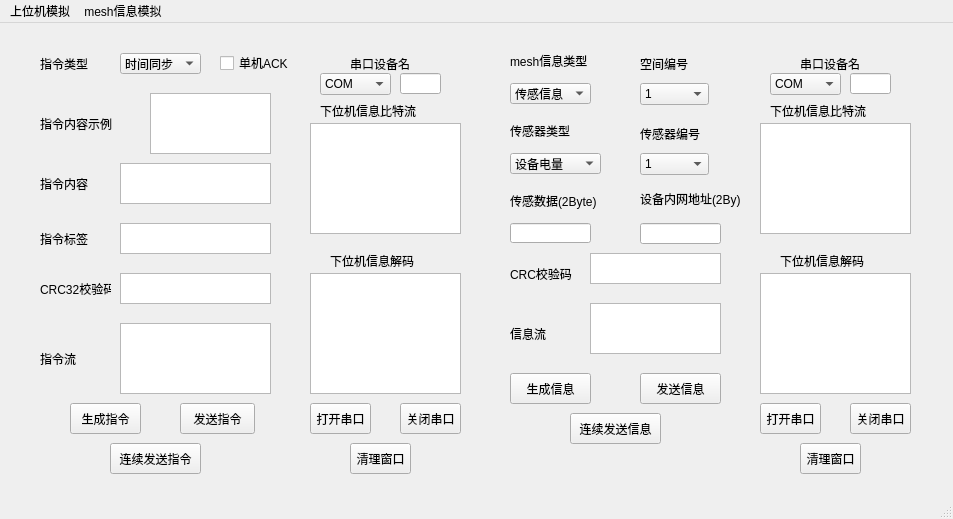
Above: untitled.ui from Goldensoap/HWSCS_GUI_TEST before the change. Below: the same form after it.
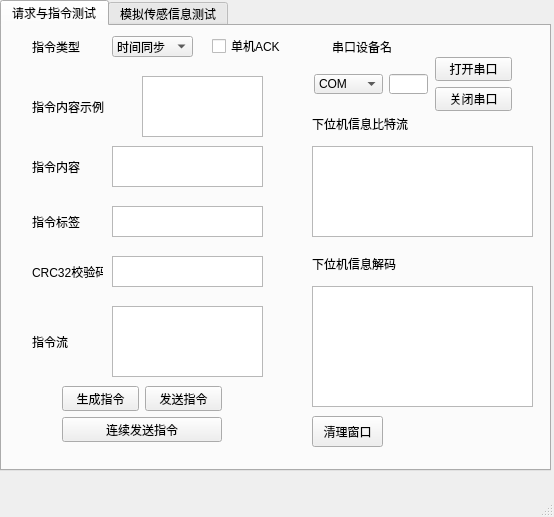
That is the form after the change.

Commit message: 修改UI，添加回复解析

Diff of the .ui file:
```diff
--- a/untitled.ui
+++ b/untitled.ui
@@ -6,29 +6,55 @@
    <rect>
     <x>0</x>
     <y>0</y>
-    <width>953</width>
-    <height>519</height>
+    <width>554</width>
+    <height>517</height>
    </rect>
   </property>
   <property name="windowTitle">
    <string>MainWindow</string>
   </property>
   <widget class="QWidget" name="centralwidget">
-   <widget class="QTextEdit" name="CMDInput">
+   <widget class="QTabWidget" name="tabWidget">
     <property name="geometry">
      <rect>
-      <x>120</x>
-      <y>140</y>
+      <x>0</x>
+      <y>0</y>
+      <width>551</width>
+      <height>471</height>
+     </rect>
+    </property>
+    <property name="currentIndex">
+     <number>0</number>
+    </property>
+    <widget class="QWidget" name="tab">
+     <attribute name="title">
+      <string>请求与指令测试</string>
+     </attribute>
+     <widget class="QTextBrowser" name="ACKDisplay">
+      <property name="geometry">
+       <rect>
+        <x>310</x>
+        <y>120</y>
+        <width>221</width>
+        <height>91</height>
+       </rect>
+      </property>
+     </widget>
+     <widget class="QTextBrowser" name="CMDLabelDisplay">
+      <property name="geometry">
+       <rect>
+        <x>110</x>
+        <y>180</y>
       <width>151</width>
-      <height>41</height>
+        <height>31</height>
      </rect>
     </property>
    </widget>
    <widget class="QLabel" name="label">
     <property name="geometry">
      <rect>
-      <x>40</x>
-      <y>30</y>
+        <x>30</x>
+        <y>10</y>
       <width>61</width>
       <height>21</height>
      </rect>
@@ -37,24 +63,152 @@
      <string>指令类型</string>
     </property>
    </widget>
-   <widget class="QPushButton" name="SendCMDButton">
+     <widget class="QLabel" name="label_8">
     <property name="geometry">
      <rect>
-      <x>180</x>
-      <y>380</y>
-      <width>75</width>
+        <x>310</x>
+        <y>230</y>
+        <width>111</width>
+        <height>16</height>
+       </rect>
+      </property>
+      <property name="text">
+       <string>下位机信息解码</string>
+      </property>
+     </widget>
+     <widget class="QLabel" name="label_17">
+      <property name="geometry">
+       <rect>
+        <x>30</x>
+        <y>70</y>
+        <width>91</width>
+        <height>21</height>
+       </rect>
+      </property>
+      <property name="text">
+       <string>指令内容示例</string>
+      </property>
+     </widget>
+     <widget class="QTextBrowser" name="ACKParserWindow">
+      <property name="geometry">
+       <rect>
+        <x>310</x>
+        <y>260</y>
+        <width>221</width>
+        <height>121</height>
+       </rect>
+      </property>
+     </widget>
+     <widget class="QLabel" name="label_6">
+      <property name="geometry">
+       <rect>
+        <x>330</x>
+        <y>10</y>
+        <width>61</width>
+        <height>21</height>
+       </rect>
+      </property>
+      <property name="text">
+       <string>串口设备名</string>
+      </property>
+     </widget>
+     <widget class="QPushButton" name="CleanOutPutButton">
+      <property name="geometry">
+       <rect>
+        <x>310</x>
+        <y>390</y>
+        <width>71</width>
       <height>31</height>
      </rect>
     </property>
     <property name="text">
-     <string>发送指令</string>
+       <string>清理窗口</string>
+      </property>
+     </widget>
+     <widget class="QComboBox" name="SerialPortTypeBox">
+      <property name="geometry">
+       <rect>
+        <x>312</x>
+        <y>48</y>
+        <width>69</width>
+        <height>20</height>
+       </rect>
+      </property>
+      <item>
+       <property name="text">
+        <string>COM</string>
+       </property>
+      </item>
+      <item>
+       <property name="text">
+        <string>/dev/tty</string>
+       </property>
+      </item>
+     </widget>
+     <widget class="QCheckBox" name="ACKcheck">
+      <property name="geometry">
+       <rect>
+        <x>210</x>
+        <y>10</y>
+        <width>81</width>
+        <height>20</height>
+       </rect>
+      </property>
+      <property name="text">
+       <string>单机ACK</string>
+      </property>
+     </widget>
+     <widget class="QLineEdit" name="PortName">
+      <property name="geometry">
+       <rect>
+        <x>387</x>
+        <y>48</y>
+        <width>39</width>
+        <height>20</height>
+       </rect>
+      </property>
+     </widget>
+     <widget class="QLabel" name="label_5">
+      <property name="geometry">
+       <rect>
+        <x>30</x>
+        <y>300</y>
+        <width>51</width>
+        <height>31</height>
+       </rect>
+      </property>
+      <property name="text">
+       <string>指令流</string>
+      </property>
+     </widget>
+     <widget class="QLabel" name="label_7">
+      <property name="geometry">
+       <rect>
+        <x>30</x>
+        <y>130</y>
+        <width>61</width>
+        <height>21</height>
+       </rect>
+      </property>
+      <property name="text">
+       <string>指令内容</string>
+      </property>
+     </widget>
+     <widget class="QTextBrowser" name="CRCDisplay">
+      <property name="geometry">
+       <rect>
+        <x>110</x>
+        <y>230</y>
+        <width>151</width>
+        <height>31</height>
+       </rect>
     </property>
    </widget>
    <widget class="QLabel" name="label_2">
     <property name="geometry">
      <rect>
-      <x>40</x>
-      <y>250</y>
+        <x>30</x>
+        <y>230</y>
       <width>71</width>
       <height>31</height>
      </rect>
@@ -63,11 +217,36 @@
      <string>CRC32校验码</string>
     </property>
    </widget>
+     <widget class="QComboBox" name="CMDTypeBox">
+      <property name="geometry">
+       <rect>
+        <x>110</x>
+        <y>10</y>
+        <width>81</width>
+        <height>21</height>
+       </rect>
+      </property>
+      <item>
+       <property name="text">
+        <string>时间同步</string>
+       </property>
+      </item>
+      <item>
+       <property name="text">
+        <string>节点控制</string>
+       </property>
+      </item>
+      <item>
+       <property name="text">
+        <string>信息获取</string>
+       </property>
+      </item>
+     </widget>
    <widget class="QLabel" name="label_3">
     <property name="geometry">
      <rect>
-      <x>320</x>
-      <y>80</y>
+        <x>310</x>
+        <y>90</y>
       <width>131</width>
       <height>16</height>
      </rect>
@@ -76,31 +255,11 @@
      <string>下位机信息比特流</string>
     </property>
    </widget>
-   <widget class="QTextBrowser" name="ACKDisplay">
-    <property name="geometry">
-     <rect>
-      <x>310</x>
-      <y>100</y>
-      <width>151</width>
-      <height>111</height>
-     </rect>
-    </property>
-   </widget>
-   <widget class="QTextBrowser" name="CRCDisplay">
-    <property name="geometry">
-     <rect>
-      <x>120</x>
-      <y>250</y>
-      <width>151</width>
-      <height>31</height>
-     </rect>
-    </property>
-   </widget>
    <widget class="QLabel" name="label_4">
     <property name="geometry">
      <rect>
-      <x>40</x>
-      <y>200</y>
+        <x>30</x>
+        <y>180</y>
       <width>61</width>
       <height>31</height>
      </rect>
@@ -109,128 +268,145 @@
      <string>指令标签</string>
     </property>
    </widget>
-   <widget class="QTextBrowser" name="CMDLabelDisplay">
-    <property name="geometry">
-     <rect>
-      <x>120</x>
-      <y>200</y>
-      <width>151</width>
-      <height>31</height>
-     </rect>
-    </property>
-   </widget>
-   <widget class="QLabel" name="label_5">
-    <property name="geometry">
-     <rect>
-      <x>40</x>
-      <y>320</y>
-      <width>51</width>
-      <height>31</height>
-     </rect>
-    </property>
-    <property name="text">
-     <string>指令流</string>
-    </property>
-   </widget>
    <widget class="QTextBrowser" name="CMDBrowser">
     <property name="geometry">
      <rect>
-      <x>120</x>
-      <y>300</y>
+        <x>110</x>
+        <y>280</y>
       <width>151</width>
       <height>71</height>
      </rect>
     </property>
    </widget>
-   <widget class="QLabel" name="label_6">
+     <widget class="QTextEdit" name="CMDInput">
     <property name="geometry">
      <rect>
-      <x>350</x>
-      <y>30</y>
-      <width>61</width>
-      <height>21</height>
-     </rect>
-    </property>
-    <property name="text">
-     <string>串口设备名</string>
-    </property>
-   </widget>
-   <widget class="QLineEdit" name="PortName">
-    <property name="geometry">
-     <rect>
-      <x>400</x>
-      <y>50</y>
-      <width>41</width>
-      <height>21</height>
-     </rect>
-    </property>
-   </widget>
-   <widget class="QComboBox" name="CMDTypeBox">
-    <property name="geometry">
-     <rect>
-      <x>120</x>
-      <y>30</y>
-      <width>81</width>
-      <height>21</height>
-     </rect>
-    </property>
-    <item>
-     <property name="text">
-      <string>时间同步</string>
-     </property>
-    </item>
-    <item>
-     <property name="text">
-      <string>节点控制</string>
-     </property>
-    </item>
-    <item>
-     <property name="text">
-      <string>信息获取</string>
-     </property>
-    </item>
-   </widget>
-   <widget class="QLabel" name="label_7">
-    <property name="geometry">
-     <rect>
-      <x>40</x>
-      <y>150</y>
-      <width>61</width>
-      <height>21</height>
-     </rect>
-    </property>
-    <property name="text">
-     <string>指令内容</string>
-    </property>
-   </widget>
-   <widget class="QLabel" name="label_8">
-    <property name="geometry">
-     <rect>
-      <x>330</x>
-      <y>230</y>
-      <width>111</width>
-      <height>16</height>
-     </rect>
-    </property>
-    <property name="text">
-     <string>下位机信息解码</string>
-    </property>
-   </widget>
-   <widget class="QTextBrowser" name="ACKParserWindow">
-    <property name="geometry">
-     <rect>
-      <x>310</x>
-      <y>250</y>
+        <x>110</x>
+        <y>120</y>
       <width>151</width>
-      <height>121</height>
+        <height>41</height>
      </rect>
     </property>
    </widget>
-   <widget class="QComboBox" name="SerialPortTypeBox">
+     <widget class="QTextBrowser" name="CMD_Example">
     <property name="geometry">
      <rect>
-      <x>320</x>
+        <x>140</x>
       <y>50</y>
+        <width>121</width>
+        <height>61</height>
+       </rect>
+      </property>
+     </widget>
+     <widget class="QWidget" name="">
+      <property name="geometry">
+       <rect>
+        <x>60</x>
+        <y>360</y>
+        <width>160</width>
+        <height>56</height>
+       </rect>
+      </property>
+      <layout class="QVBoxLayout" name="verticalLayout">
+       <item>
+        <layout class="QHBoxLayout" name="horizontalLayout">
+         <item>
+          <widget class="QPushButton" name="GenerateCMDButton">
+           <property name="text">
+            <string>生成指令</string>
+           </property>
+          </widget>
+         </item>
+         <item>
+          <widget class="QPushButton" name="SendCMDButton">
+           <property name="text">
+            <string>发送指令</string>
+           </property>
+          </widget>
+         </item>
+        </layout>
+       </item>
+       <item>
+        <widget class="QPushButton" name="SerialSendCMDButton">
+         <property name="text">
+          <string>连续发送指令</string>
+         </property>
+        </widget>
+       </item>
+      </layout>
+     </widget>
+     <widget class="QWidget" name="">
+      <property name="geometry">
+       <rect>
+        <x>433</x>
+        <y>31</y>
+        <width>77</width>
+        <height>54</height>
+       </rect>
+      </property>
+      <layout class="QVBoxLayout" name="verticalLayout_2">
+       <item>
+        <widget class="QPushButton" name="OpenPortButton">
+         <property name="text">
+          <string>打开串口</string>
+         </property>
+        </widget>
+       </item>
+       <item>
+        <widget class="QPushButton" name="ClosePortButton">
+         <property name="text">
+          <string>关闭串口</string>
+         </property>
+        </widget>
+       </item>
+      </layout>
+     </widget>
+     <zorder>ACKcheck</zorder>
+     <zorder>ClosePortButton</zorder>
+     <zorder>ACKDisplay</zorder>
+     <zorder>CMDLabelDisplay</zorder>
+     <zorder>label</zorder>
+     <zorder>SendCMDButton</zorder>
+     <zorder>label_8</zorder>
+     <zorder>label_17</zorder>
+     <zorder>ACKParserWindow</zorder>
+     <zorder>label_6</zorder>
+     <zorder>CleanOutPutButton</zorder>
+     <zorder>OpenPortButton</zorder>
+     <zorder>SerialPortTypeBox</zorder>
+     <zorder>PortName</zorder>
+     <zorder>label_5</zorder>
+     <zorder>label_7</zorder>
+     <zorder>CRCDisplay</zorder>
+     <zorder>label_2</zorder>
+     <zorder>CMDTypeBox</zorder>
+     <zorder>label_3</zorder>
+     <zorder>label_4</zorder>
+     <zorder>SerialSendCMDButton</zorder>
+     <zorder>CMDBrowser</zorder>
+     <zorder>CMDInput</zorder>
+     <zorder>GenerateCMDButton</zorder>
+     <zorder></zorder>
+    </widget>
+    <widget class="QWidget" name="tab_2">
+     <attribute name="title">
+      <string>模拟传感信息测试</string>
+     </attribute>
+     <widget class="QTextBrowser" name="ACKDisplay_2">
+      <property name="geometry">
+       <rect>
+        <x>280</x>
+        <y>90</y>
+        <width>231</width>
+        <height>91</height>
+       </rect>
+      </property>
+     </widget>
+     <widget class="QComboBox" name="SerialPortTypeBox_2">
+      <property name="geometry">
+       <rect>
+        <x>290</x>
+        <y>40</y>
       <width>71</width>
       <height>22</height>
      </rect>
@@ -246,28 +422,176 @@
      </property>
     </item>
    </widget>
+     <widget class="QLabel" name="label_18">
+      <property name="geometry">
+       <rect>
+        <x>320</x>
+        <y>10</y>
+        <width>61</width>
+        <height>21</height>
+       </rect>
+      </property>
+      <property name="text">
+       <string>串口设备名</string>
+      </property>
+     </widget>
+     <widget class="QTextBrowser" name="ACKParserWindow_2">
+      <property name="geometry">
+       <rect>
+        <x>280</x>
+        <y>220</y>
+        <width>231</width>
+        <height>121</height>
+       </rect>
+      </property>
+     </widget>
+     <widget class="QLabel" name="label_15">
+      <property name="geometry">
+       <rect>
+        <x>20</x>
+        <y>170</y>
+        <width>71</width>
+        <height>21</height>
+       </rect>
+      </property>
+      <property name="text">
+       <string>CRC校验码</string>
+      </property>
+     </widget>
+     <widget class="QPushButton" name="CleanOutPutButton_2">
+      <property name="geometry">
+       <rect>
+        <x>280</x>
+        <y>350</y>
+        <width>61</width>
+        <height>31</height>
+       </rect>
+      </property>
+      <property name="text">
+       <string>清理窗口</string>
+      </property>
+     </widget>
+     <widget class="QLabel" name="label_19">
+      <property name="geometry">
+       <rect>
+        <x>290</x>
+        <y>70</y>
+        <width>131</width>
+        <height>16</height>
+       </rect>
+      </property>
+      <property name="text">
+       <string>下位机信息比特流</string>
+      </property>
+     </widget>
+     <widget class="QLabel" name="label_20">
+      <property name="geometry">
+       <rect>
+        <x>280</x>
+        <y>190</y>
+        <width>111</width>
+        <height>16</height>
+       </rect>
+      </property>
+      <property name="text">
+       <string>下位机信息解码</string>
+      </property>
+     </widget>
+     <widget class="QTextBrowser" name="MsgCRCdisplay">
+      <property name="geometry">
+       <rect>
+        <x>110</x>
+        <y>170</y>
+        <width>131</width>
+        <height>31</height>
+       </rect>
+      </property>
+     </widget>
+     <widget class="QLineEdit" name="PortName_2">
+      <property name="geometry">
+       <rect>
+        <x>370</x>
+        <y>40</y>
+        <width>41</width>
+        <height>21</height>
+       </rect>
+      </property>
+     </widget>
+     <widget class="QLabel" name="label_16">
+      <property name="geometry">
+       <rect>
+        <x>30</x>
+        <y>240</y>
+        <width>51</width>
+        <height>21</height>
+       </rect>
+      </property>
+      <property name="text">
+       <string>信息流</string>
+      </property>
+     </widget>
+     <widget class="QTextBrowser" name="MsgflowDisplay">
+      <property name="geometry">
+       <rect>
+        <x>110</x>
+        <y>230</y>
+        <width>131</width>
+        <height>51</height>
+       </rect>
+      </property>
+     </widget>
+     <widget class="QWidget" name="">
+      <property name="geometry">
+       <rect>
+        <x>430</x>
+        <y>20</y>
+        <width>77</width>
+        <height>54</height>
+       </rect>
+      </property>
+      <layout class="QVBoxLayout" name="verticalLayout_4">
+       <item>
+        <widget class="QPushButton" name="OpenPortButton_2">
+         <property name="text">
+          <string>打开串口</string>
+         </property>
+        </widget>
+       </item>
+       <item>
+        <widget class="QPushButton" name="ClosePortButton_2">
+         <property name="text">
+          <string>关闭串口</string>
+         </property>
+        </widget>
+       </item>
+      </layout>
+     </widget>
+     <widget class="QWidget" name="">
+      <property name="geometry">
+       <rect>
+        <x>10</x>
+        <y>20</y>
+        <width>251</width>
+        <height>128</height>
+       </rect>
+      </property>
+      <layout class="QGridLayout" name="gridLayout">
+       <item row="0" column="0">
    <widget class="QLabel" name="label_9">
-    <property name="geometry">
-     <rect>
-      <x>510</x>
-      <y>30</y>
-      <width>101</width>
-      <height>16</height>
-     </rect>
-    </property>
     <property name="text">
      <string>mesh信息类型</string>
     </property>
    </widget>
+       </item>
+       <item row="0" column="1">
+        <widget class="QLabel" name="label_11">
+         <property name="text">
+          <string>空间编号</string>
+         </property>
+        </widget>
+       </item>
+       <item row="1" column="0">
    <widget class="QComboBox" name="MsgTypeBox">
-    <property name="geometry">
-     <rect>
-      <x>510</x>
-      <y>60</y>
-      <width>81</width>
-      <height>21</height>
-     </rect>
-    </property>
     <item>
      <property name="text">
       <string>传感信息</string>
@@ -279,51 +603,9 @@
      </property>
     </item>
    </widget>
-   <widget class="QLabel" name="label_10">
-    <property name="geometry">
-     <rect>
-      <x>640</x>
-      <y>160</y>
-      <width>111</width>
-      <height>31</height>
-     </rect>
-    </property>
-    <property name="text">
-     <string>设备内网地址(2By)</string>
-    </property>
-   </widget>
-   <widget class="QLineEdit" name="DeviceAddress">
-    <property name="geometry">
-     <rect>
-      <x>640</x>
-      <y>200</y>
-      <width>81</width>
-      <height>21</height>
-     </rect>
-    </property>
-   </widget>
-   <widget class="QLabel" name="label_11">
-    <property name="geometry">
-     <rect>
-      <x>640</x>
-      <y>30</y>
-      <width>71</width>
-      <height>21</height>
-     </rect>
-    </property>
-    <property name="text">
-     <string>空间编号</string>
-    </property>
-   </widget>
+       </item>
+       <item row="1" column="1">
    <widget class="QComboBox" name="SpaceNumBox">
-    <property name="geometry">
-     <rect>
-      <x>640</x>
-      <y>60</y>
-      <width>69</width>
-      <height>22</height>
-     </rect>
-    </property>
     <item>
      <property name="text">
       <string>1</string>
@@ -350,66 +632,23 @@
      </property>
     </item>
    </widget>
-   <widget class="QLabel" name="label_12">
-    <property name="geometry">
-     <rect>
-      <x>640</x>
-      <y>100</y>
-      <width>81</width>
-      <height>21</height>
-     </rect>
-    </property>
-    <property name="text">
-     <string>传感器编号</string>
-    </property>
-   </widget>
-   <widget class="QComboBox" name="SensorNumBox">
-    <property name="geometry">
-     <rect>
-      <x>640</x>
-      <y>130</y>
-      <width>69</width>
-      <height>22</height>
-     </rect>
-    </property>
-    <item>
-     <property name="text">
-      <string>1</string>
-     </property>
-    </item>
-    <item>
-     <property name="text">
-      <string>2</string>
-     </property>
-    </item>
-    <item>
-     <property name="text">
-      <string>3</string>
-     </property>
-    </item>
-   </widget>
+       </item>
+       <item row="2" column="0">
    <widget class="QLabel" name="label_13">
-    <property name="geometry">
-     <rect>
-      <x>510</x>
-      <y>100</y>
-      <width>61</width>
-      <height>16</height>
-     </rect>
-    </property>
     <property name="text">
      <string>传感器类型</string>
     </property>
    </widget>
+       </item>
+       <item row="2" column="1">
+        <widget class="QLabel" name="label_12">
+         <property name="text">
+          <string>传感器编号</string>
+         </property>
+        </widget>
+       </item>
+       <item row="3" column="0">
    <widget class="QComboBox" name="SensorTypeBox">
-    <property name="geometry">
-     <rect>
-      <x>510</x>
-      <y>130</y>
-      <width>91</width>
-      <height>21</height>
-     </rect>
-    </property>
     <item>
      <property name="text">
       <string>设备电量</string>
@@ -466,342 +705,86 @@
      </property>
     </item>
    </widget>
+       </item>
+       <item row="3" column="1">
+        <widget class="QComboBox" name="SensorNumBox">
+         <item>
+          <property name="text">
+           <string>1</string>
+          </property>
+         </item>
+         <item>
+          <property name="text">
+           <string>2</string>
+          </property>
+         </item>
+         <item>
+          <property name="text">
+           <string>3</string>
+          </property>
+         </item>
+        </widget>
+       </item>
+       <item row="4" column="0">
    <widget class="QLabel" name="label_14">
-    <property name="geometry">
-     <rect>
-      <x>510</x>
-      <y>170</y>
-      <width>91</width>
-      <height>16</height>
-     </rect>
-    </property>
     <property name="text">
      <string>传感数据(2Byte)</string>
     </property>
    </widget>
-   <widget class="QLineEdit" name="SensorData">
-    <property name="geometry">
-     <rect>
-      <x>510</x>
-      <y>200</y>
-      <width>81</width>
-      <height>20</height>
-     </rect>
-    </property>
-   </widget>
-   <widget class="QPushButton" name="SendMsgButton">
-    <property name="geometry">
-     <rect>
-      <x>640</x>
-      <y>350</y>
-      <width>81</width>
-      <height>31</height>
-     </rect>
-    </property>
+       </item>
+       <item row="4" column="1">
+        <widget class="QLabel" name="label_10">
     <property name="text">
-     <string>发送信息</string>
-    </property>
-   </widget>
-   <widget class="QLabel" name="label_15">
-    <property name="geometry">
-     <rect>
-      <x>510</x>
-      <y>240</y>
-      <width>71</width>
-      <height>21</height>
-     </rect>
-    </property>
-    <property name="text">
-     <string>CRC校验码</string>
-    </property>
-   </widget>
-   <widget class="QLabel" name="label_16">
+          <string>设备内网地址(2By)</string>
+         </property>
+        </widget>
+       </item>
+       <item row="5" column="0">
+        <widget class="QLineEdit" name="SensorData"/>
+       </item>
+       <item row="5" column="1">
+        <widget class="QLineEdit" name="DeviceAddress"/>
+       </item>
+      </layout>
+     </widget>
+     <widget class="QWidget" name="">
     <property name="geometry">
      <rect>
-      <x>510</x>
+        <x>50</x>
       <y>300</y>
-      <width>51</width>
-      <height>21</height>
-     </rect>
-    </property>
-    <property name="text">
-     <string>信息流</string>
-    </property>
-   </widget>
-   <widget class="QTextBrowser" name="MsgflowDisplay">
-    <property name="geometry">
-     <rect>
-      <x>590</x>
-      <y>280</y>
-      <width>131</width>
-      <height>51</height>
-     </rect>
-    </property>
-   </widget>
-   <widget class="QTextBrowser" name="MsgCRCdisplay">
-    <property name="geometry">
-     <rect>
-      <x>590</x>
-      <y>230</y>
-      <width>131</width>
-      <height>31</height>
-     </rect>
-    </property>
-   </widget>
-   <widget class="QLabel" name="label_17">
-    <property name="geometry">
-     <rect>
-      <x>40</x>
-      <y>90</y>
-      <width>91</width>
-      <height>21</height>
-     </rect>
-    </property>
-    <property name="text">
-     <string>指令内容示例</string>
-    </property>
-   </widget>
-   <widget class="QTextBrowser" name="CMD_Example">
-    <property name="geometry">
-     <rect>
-      <x>150</x>
-      <y>70</y>
-      <width>121</width>
-      <height>61</height>
-     </rect>
-    </property>
-   </widget>
-   <widget class="QPushButton" name="GenerateCMDButton">
-    <property name="geometry">
-     <rect>
-      <x>70</x>
-      <y>380</y>
-      <width>71</width>
-      <height>31</height>
-     </rect>
-    </property>
-    <property name="text">
-     <string>生成指令</string>
-    </property>
-   </widget>
-   <widget class="QPushButton" name="OpenPortButton">
-    <property name="geometry">
-     <rect>
-      <x>310</x>
-      <y>380</y>
-      <width>61</width>
-      <height>31</height>
-     </rect>
-    </property>
-    <property name="text">
-     <string>打开串口</string>
-    </property>
-   </widget>
+        <width>160</width>
+        <height>56</height>
+       </rect>
+      </property>
+      <layout class="QVBoxLayout" name="verticalLayout_3">
+       <item>
+        <layout class="QHBoxLayout" name="horizontalLayout_2">
+         <item>
    <widget class="QPushButton" name="GenerateMSGBuuton">
-    <property name="geometry">
-     <rect>
-      <x>510</x>
-      <y>350</y>
-      <width>81</width>
-      <height>31</height>
-     </rect>
-    </property>
     <property name="text">
      <string>生成信息</string>
     </property>
    </widget>
-   <widget class="QPushButton" name="ClosePortButton">
-    <property name="geometry">
-     <rect>
-      <x>400</x>
-      <y>380</y>
-      <width>61</width>
-      <height>31</height>
-     </rect>
-    </property>
-    <property name="text">
-     <string>关闭串口</string>
-    </property>
-   </widget>
-   <widget class="QPushButton" name="CleanOutPutButton">
-    <property name="geometry">
-     <rect>
-      <x>350</x>
-      <y>420</y>
-      <width>61</width>
-      <height>31</height>
-     </rect>
-    </property>
-    <property name="text">
-     <string>清理窗口</string>
-    </property>
-   </widget>
-   <widget class="QComboBox" name="SerialPortTypeBox_2">
-    <property name="geometry">
-     <rect>
-      <x>770</x>
-      <y>50</y>
-      <width>71</width>
-      <height>22</height>
-     </rect>
-    </property>
-    <item>
-     <property name="text">
-      <string>COM</string>
-     </property>
     </item>
     <item>
+          <widget class="QPushButton" name="SendMsgButton">
      <property name="text">
-      <string>/dev/tty</string>
-     </property>
-    </item>
-   </widget>
-   <widget class="QPushButton" name="OpenPortButton_2">
-    <property name="geometry">
-     <rect>
-      <x>760</x>
-      <y>380</y>
-      <width>61</width>
-      <height>31</height>
-     </rect>
-    </property>
-    <property name="text">
-     <string>打开串口</string>
-    </property>
-   </widget>
-   <widget class="QPushButton" name="ClosePortButton_2">
-    <property name="geometry">
-     <rect>
-      <x>850</x>
-      <y>380</y>
-      <width>61</width>
-      <height>31</height>
-     </rect>
-    </property>
-    <property name="text">
-     <string>关闭串口</string>
-    </property>
-   </widget>
-   <widget class="QLabel" name="label_18">
-    <property name="geometry">
-     <rect>
-      <x>800</x>
-      <y>30</y>
-      <width>61</width>
-      <height>21</height>
-     </rect>
-    </property>
-    <property name="text">
-     <string>串口设备名</string>
-    </property>
-   </widget>
-   <widget class="QTextBrowser" name="ACKParserWindow_2">
-    <property name="geometry">
-     <rect>
-      <x>760</x>
-      <y>250</y>
-      <width>151</width>
-      <height>121</height>
-     </rect>
-    </property>
-   </widget>
-   <widget class="QTextBrowser" name="ACKDisplay_2">
-    <property name="geometry">
-     <rect>
-      <x>760</x>
-      <y>100</y>
-      <width>151</width>
-      <height>111</height>
-     </rect>
-    </property>
-   </widget>
-   <widget class="QLineEdit" name="PortName_2">
-    <property name="geometry">
-     <rect>
-      <x>850</x>
-      <y>50</y>
-      <width>41</width>
-      <height>21</height>
-     </rect>
-    </property>
-   </widget>
-   <widget class="QLabel" name="label_19">
-    <property name="geometry">
-     <rect>
-      <x>770</x>
-      <y>80</y>
-      <width>131</width>
-      <height>16</height>
-     </rect>
-    </property>
-    <property name="text">
-     <string>下位机信息比特流</string>
-    </property>
-   </widget>
-   <widget class="QLabel" name="label_20">
-    <property name="geometry">
-     <rect>
-      <x>780</x>
-      <y>230</y>
-      <width>111</width>
-      <height>16</height>
-     </rect>
-    </property>
-    <property name="text">
-     <string>下位机信息解码</string>
-    </property>
-   </widget>
-   <widget class="QPushButton" name="CleanOutPutButton_2">
-    <property name="geometry">
-     <rect>
-      <x>800</x>
-      <y>420</y>
-      <width>61</width>
-      <height>31</height>
-     </rect>
-    </property>
-    <property name="text">
-     <string>清理窗口</string>
-    </property>
-   </widget>
-   <widget class="QPushButton" name="SerialSendCMDButton">
-    <property name="geometry">
-     <rect>
-      <x>110</x>
-      <y>420</y>
-      <width>91</width>
-      <height>31</height>
-     </rect>
-    </property>
-    <property name="text">
-     <string>连续发送指令</string>
-    </property>
-   </widget>
+            <string>发送信息</string>
+           </property>
+          </widget>
+         </item>
+        </layout>
+       </item>
+       <item>
    <widget class="QPushButton" name="SerialSendMSGButton">
-    <property name="geometry">
-     <rect>
-      <x>570</x>
-      <y>390</y>
-      <width>91</width>
-      <height>31</height>
-     </rect>
-    </property>
     <property name="text">
      <string>连续发送信息</string>
     </property>
    </widget>
-   <widget class="QCheckBox" name="ACKcheck">
-    <property name="geometry">
-     <rect>
-      <x>220</x>
-      <y>30</y>
-      <width>81</width>
-      <height>20</height>
-     </rect>
-    </property>
-    <property name="text">
-     <string>单机ACK</string>
-    </property>
+       </item>
+      </layout>
+     </widget>
+    </widget>
    </widget>
   </widget>
   <widget class="QStatusBar" name="statusbar"/>
@@ -810,22 +793,10 @@
     <rect>
      <x>0</x>
      <y>0</y>
-     <width>953</width>
+     <width>554</width>
      <height>23</height>
     </rect>
    </property>
-   <widget class="QMenu" name="menu">
-    <property name="title">
-     <string>上位机模拟</string>
-    </property>
-   </widget>
-   <widget class="QMenu" name="menumesh">
-    <property name="title">
-     <string>mesh信息模拟</string>
-    </property>
-   </widget>
-   <addaction name="menu"/>
-   <addaction name="menumesh"/>
   </widget>
  </widget>
  <resources/>
```
Lines whose indentation alone changed are shown as unchanged. The commit also changes 2 other files.
